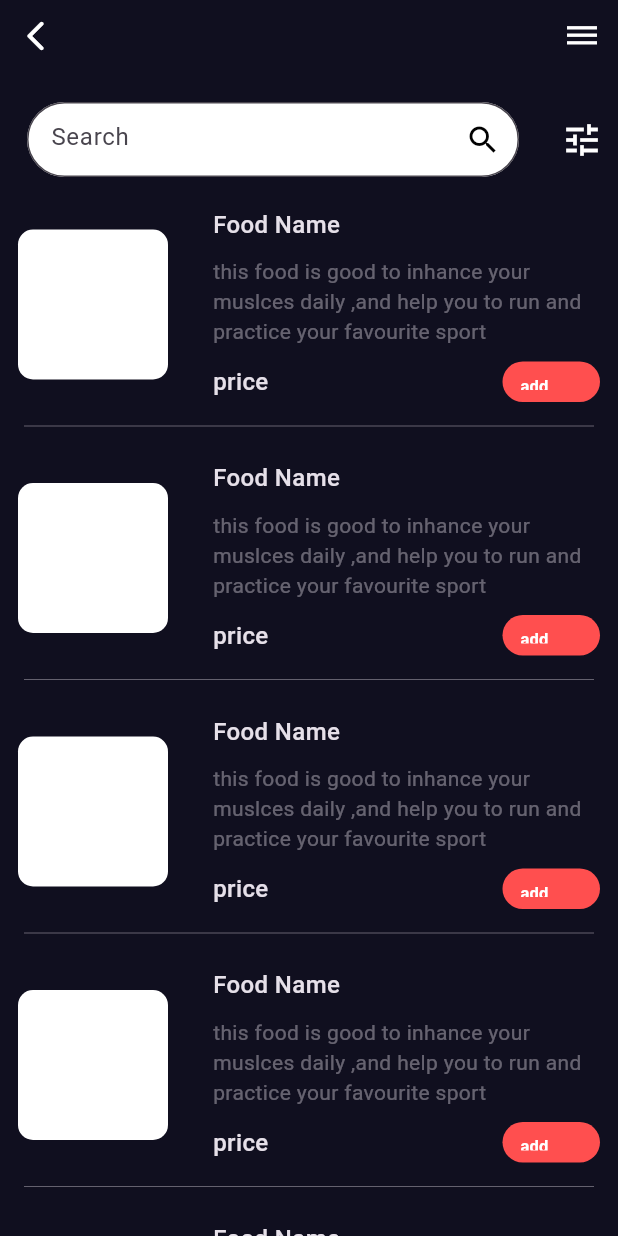
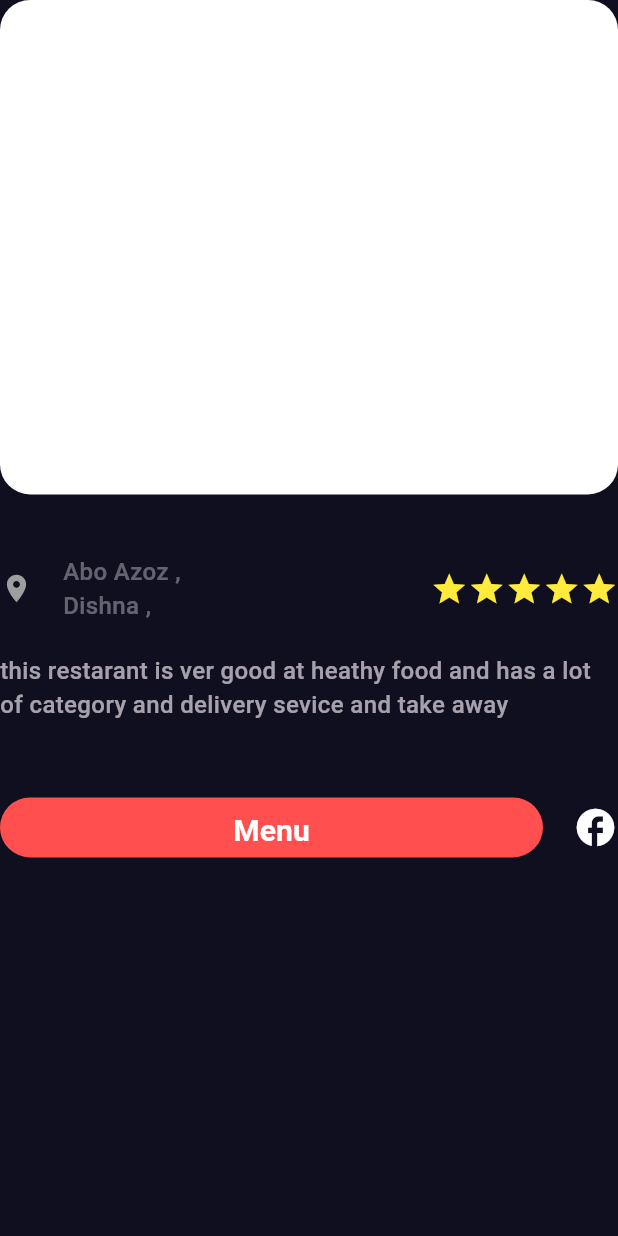
Before and after one commit to hssan1mohamed/Tazawg, a Flutter app: the screen it shows after launch, on a phone screen of 412 x 824 dp. Run offline on Flutter 3.47's test engine with Material 3 defaults, Android fonts, the phone set to English and light mode, and no system bars; our stand-ins replace firebase_core, go_router; accounts and stored records are empty.

Commit message:
screen details of category is done and finish home feature

```diff
--- a/lib/core/utls/routesApp.dart
+++ b/lib/core/utls/routesApp.dart
@@ -1,5 +1,6 @@
 import 'package:go_router/go_router.dart';
 import 'package:tazawg/featuers/auth/presentation/view/auth.dart';
+import 'package:tazawg/featuers/home/presentation/view/category_details.dart';
 import 'package:tazawg/featuers/home/presentation/view/home.dart';
 import 'package:tazawg/featuers/search/presentation/view/search.dart';
 import 'package:tazawg/featuers/splash/views/splash_view.dart';
@@ -8,6 +9,7 @@ class RoutesApp {
   static const String kSplashView = '/SplashView';
   static const String kAuth = '/Auth';
   static const String kHome = '/Home';
+  static const String kcategorydetails = '/categorydetails';
   static const String kSearch = '/Search';
 
   static final routes = GoRouter(
@@ -26,6 +28,10 @@ class RoutesApp {
       ),
       GoRoute(
         path: "/",
+        builder: (context, state) => const CategoryDetails(),
+      ),
+      GoRoute(
+        path: kSearch,
         builder: (context, state) => const Search(),
       )
     ],
--- a/lib/core/widgets/customButton.dart
+++ b/lib/core/widgets/customButton.dart
@@ -37,7 +37,7 @@ class CustomButtom extends StatelessWidget {
                 ? Colors.white
                 : Colors.black,
             fontWeight: FontWeight.bold,
-            fontSize: 11,
+            fontSize: width == 65 ? 11 : 20,
           ),
         ),
       ),
--- /dev/null
+++ b/lib/featuers/home/presentation/view/category_details.dart
@@ -0,0 +1,13 @@
+import 'package:flutter/material.dart';
+import 'package:tazawg/featuers/home/presentation/view/widget/catogary_details_wigets/category_details_body.dart';
+
+class CategoryDetails extends StatelessWidget {
+  const CategoryDetails({super.key});
+
+  @override
+  Widget build(BuildContext context) {
+    return const Scaffold(
+      body: CategoryDetailsBody(),
+    );
+  }
+}
--- a/lib/featuers/home/presentation/view/home.dart
+++ b/lib/featuers/home/presentation/view/home.dart
@@ -1,5 +1,5 @@
 import 'package:flutter/material.dart';
-import 'package:tazawg/featuers/home/presentation/view/widget/home_body.dart';
+import 'package:tazawg/featuers/home/presentation/view/widget/home_widget/home_body.dart';
 
 class Home extends StatelessWidget {
   const Home({super.key});
--- a/lib/featuers/home/presentation/view/widget/catogary.dart
+++ /dev/null
@@ -1,14 +0,0 @@
-import 'package:flutter/material.dart';
-import 'package:tazawg/featuers/home/presentation/view/widget/food_list.dart';
-import 'package:tazawg/featuers/home/presentation/view/widget/textdivider.dart';
-
-class Catogary extends StatelessWidget {
-  const Catogary({super.key});
-
-  @override
-  Widget build(BuildContext context) {
-    return const Column(
-      children: [TextDivider(), SizedBox(height: 20), ListFood()],
-    );
-  }
-}
--- /dev/null
+++ b/lib/featuers/home/presentation/view/widget/catogary_details_wigets/category_details_body.dart
@@ -0,0 +1,34 @@
+import 'package:flutter/material.dart';
+import 'package:tazawg/featuers/home/presentation/view/widget/catogary_details_wigets/description.dart';
+import 'package:tazawg/featuers/home/presentation/view/widget/catogary_details_wigets/location.dart';
+import 'package:tazawg/featuers/home/presentation/view/widget/catogary_details_wigets/menulink.dart';
+import 'package:tazawg/featuers/home/presentation/view/widget/catogary_details_wigets/rating.dart';
+import 'package:tazawg/featuers/home/presentation/view/widget/home_widget/backgroundimage.dart';
+
+class CategoryDetailsBody extends StatelessWidget {
+  const CategoryDetailsBody({super.key});
+
+  @override
+  Widget build(BuildContext context) {
+    return const Column(
+      children: [
+        Background(),
+        SizedBox(height: 40),
+        Row(
+          children: [
+            Location(location: "Abo Azoz , Dishna , Qena"),
+            Spacer(),
+            Rating(),
+          ],
+        ),
+        SizedBox(height: 20),
+        Description(
+          des:
+              "this restarant is ver good at heathy food and has a lot of category and delivery sevice and take away",
+        ),
+        SizedBox(height: 50),
+        MenuLink(),
+      ],
+    );
+  }
+}
--- /dev/null
+++ b/lib/featuers/home/presentation/view/widget/catogary_details_wigets/description.dart
@@ -0,0 +1,18 @@
+import 'package:flutter/material.dart';
+import 'package:tazawg/core/utls/styles%20copy.dart';
+
+class Description extends StatelessWidget {
+  const Description({super.key, required this.des});
+  final String des;
+  @override
+  Widget build(BuildContext context) {
+    return Opacity(
+      opacity: .7,
+      child: Text(
+        des,
+        style: Styles.textStyle16,
+        maxLines: 4,
+      ),
+    );
+  }
+}
--- /dev/null
+++ b/lib/featuers/home/presentation/view/widget/catogary_details_wigets/location.dart
@@ -0,0 +1,32 @@
+import 'package:flutter/material.dart';
+import 'package:tazawg/core/utls/styles%20copy.dart';
+
+class Location extends StatelessWidget {
+  const Location({super.key, required this.location});
+  final String location;
+  @override
+  Widget build(BuildContext context) {
+    return Row(
+      children: [
+        const Icon(
+          Icons.location_on,
+          size: 22,
+          color: Colors.grey,
+        ),
+        const SizedBox(width: 20),
+        SizedBox(
+          width: 100,
+          child: Opacity(
+            opacity: .4,
+            child: Text(
+              maxLines: 2,
+              overflow: TextOverflow.clip,
+              location,
+              style: Styles.textStyle16,
+            ),
+          ),
+        )
+      ],
+    );
+  }
+}
--- /dev/null
+++ b/lib/featuers/home/presentation/view/widget/catogary_details_wigets/menulink.dart
@@ -0,0 +1,28 @@
+import 'package:flutter/material.dart';
+import 'package:tazawg/consts.dart';
+import 'package:tazawg/core/widgets/customButton.dart';
+
+class MenuLink extends StatelessWidget {
+  const MenuLink({super.key});
+
+  @override
+  Widget build(BuildContext context) {
+    return Row(
+      children: [
+        Expanded(
+          child: CustomButtom(
+              height: 40,
+              width: double.infinity,
+              backgroundcolor: Constant.kprimaryColor,
+              text: "Menu",
+              onPressed: () {}),
+        ),
+        const SizedBox(width: 20),
+        const Icon(
+          Icons.facebook,
+          size: 30,
+        )
+      ],
+    );
+  }
+}
--- /dev/null
+++ b/lib/featuers/home/presentation/view/widget/catogary_details_wigets/rating.dart
@@ -0,0 +1,18 @@
+import 'package:flutter/material.dart';
+
+class Rating extends StatelessWidget {
+  const Rating({super.key});
+
+  @override
+  Widget build(BuildContext context) {
+    return const Row(
+      children: [
+        Icon(Icons.star, color: Colors.yellow, size: 25),
+        Icon(Icons.star, color: Colors.yellow, size: 25),
+        Icon(Icons.star, color: Colors.yellow, size: 25),
+        Icon(Icons.star, color: Colors.yellow, size: 25),
+        Icon(Icons.star, color: Colors.yellow, size: 25),
+      ],
+    );
+  }
+}
--- /dev/null
+++ b/lib/featuers/home/presentation/view/widget/home_widget/catogary.dart
@@ -0,0 +1,15 @@
+import 'package:flutter/material.dart';
+
+import 'food_list.dart';
+import 'textdivider.dart';
+
+class Category extends StatelessWidget {
+  const Category({super.key});
+
+  @override
+  Widget build(BuildContext context) {
+    return const Column(
+      children: [TextDivider(), SizedBox(height: 20), ListFood()],
+    );
+  }
+}
--- a/lib/featuers/home/presentation/view/widget/food_details.dart
+++ b/lib/featuers/home/presentation/view/widget/home_widget/food_details.dart
@@ -2,7 +2,7 @@ import 'package:flutter/material.dart';
 import 'package:tazawg/consts.dart';
 import 'package:tazawg/core/utls/styles%20copy.dart';
 import 'package:tazawg/core/widgets/customButton.dart';
-import 'package:tazawg/featuers/home/presentation/view/widget/food_cart.dart';
+import 'package:tazawg/featuers/home/presentation/view/widget/home_widget/food_cart.dart';
 
 class FoodDetails extends StatelessWidget {
   const FoodDetails({super.key});
--- a/lib/featuers/home/presentation/view/widget/food_list.dart
+++ b/lib/featuers/home/presentation/view/widget/home_widget/food_list.dart
@@ -1,5 +1,5 @@
 import 'package:flutter/material.dart';
-import 'package:tazawg/featuers/home/presentation/view/widget/food_details.dart';
+import 'package:tazawg/featuers/home/presentation/view/widget/home_widget/food_details.dart';
 
 class ListFood extends StatelessWidget {
   const ListFood({super.key});
--- a/lib/featuers/home/presentation/view/widget/home_body.dart
+++ b/lib/featuers/home/presentation/view/widget/home_widget/home_body.dart
@@ -1,6 +1,6 @@
 import 'package:flutter/material.dart';
-import 'package:tazawg/featuers/home/presentation/view/widget/Catogary.dart';
-import 'package:tazawg/featuers/home/presentation/view/widget/backgroundimage.dart';
+import 'package:tazawg/featuers/home/presentation/view/widget/home_widget/backgroundimage.dart';
+import 'package:tazawg/featuers/home/presentation/view/widget/home_widget/catogary.dart';
 
 class HomeBody extends StatelessWidget {
   const HomeBody({super.key});
@@ -13,9 +13,9 @@ class HomeBody extends StatelessWidget {
         children: [
           Background(),
           SizedBox(height: 40),
-          Catogary(),
+          Category(),
           SizedBox(height: 40),
-          Catogary(),
+          Category(),
         ],
       ),
     );
```
Also changed, not shown: pubspec.yaml (+2 -8 lines), lib/core/error/error.dart (renamed from lib/core/utls/error.dart), lib/featuers/home/presentation/view/widget/home_widget/backgroundimage.dart (renamed from lib/featuers/home/presentation/view/widget/backgroundimage.dart), lib/featuers/home/presentation/view/widget/home_widget/food_cart.dart (renamed from lib/featuers/home/presentation/view/widget/food_cart.dart), lib/featuers/home/presentation/view/widget/home_widget/textdivider.dart (renamed from lib/featuers/home/presentation/view/widget/textdivider.dart), pubspec.lock.
